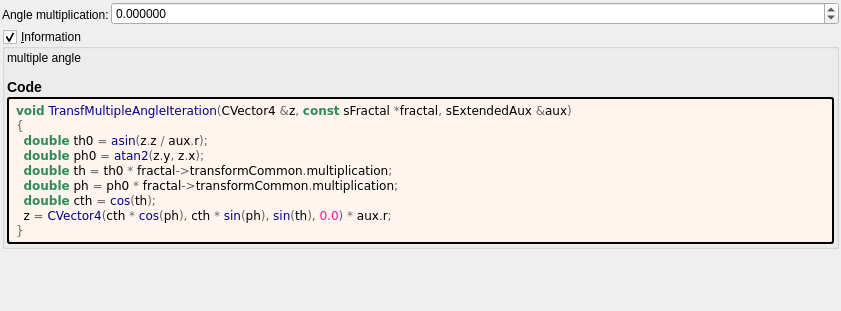
Before: the Qt Designer form mandelbulber2/formula/ui/transf_multiple_angle.ui in buddhi1980/mandelbulber2, drawn with Qt 5.
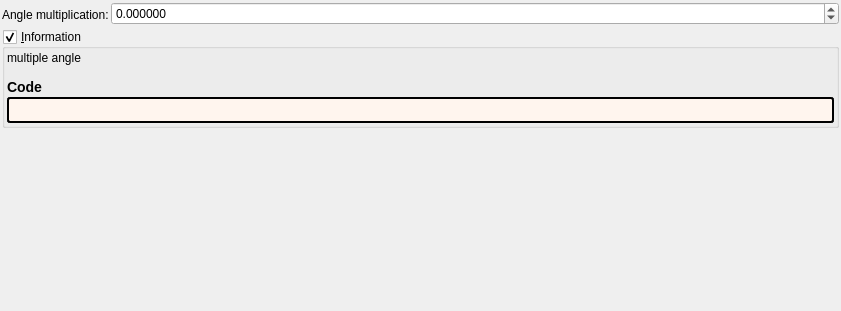
After: the same form once the commit is applied. Custom widgets are drawn as their Qt base class.

Patch:
```diff
--- a/mandelbulber2/formula/ui/transf_multiple_angle.ui
+++ b/mandelbulber2/formula/ui/transf_multiple_angle.ui
@@ -122,18 +122,7 @@
          <string notr="true">border-style: outset; border-width: 2px; border-radius: 3px; border-color: black; background-color: #fff5ee; padding: 4px;</string>
         </property>
         <property name="text">
-         <string notr="true">&lt;body style=&quot;background-color:#fff5ee&quot;&gt;
-&lt;pre style=&quot;color:#000000; background-color:#fff5ee;  font-family:'Courier New',monospace;&quot;&gt;&lt;span style=&quot;color:#2e8b57; font-weight:bold&quot;&gt;void&lt;/span&gt; &lt;span style=&quot;color:#00008f&quot;&gt;TransfMultipleAngleIteration&lt;/span&gt;&lt;span style=&quot;color:#676767&quot;&gt;(&lt;/span&gt;CVector4 &lt;span style=&quot;color:#676767&quot;&gt;&amp;amp;&lt;/span&gt;z&lt;span style=&quot;color:#676767&quot;&gt;,&lt;/span&gt; &lt;span style=&quot;color:#2e8b57; font-weight:bold&quot;&gt;const&lt;/span&gt; sFractal &lt;span style=&quot;color:#676767&quot;&gt;*&lt;/span&gt;fractal&lt;span style=&quot;color:#676767&quot;&gt;,&lt;/span&gt; sExtendedAux &lt;span style=&quot;color:#676767&quot;&gt;&amp;amp;&lt;/span&gt;aux&lt;span style=&quot;color:#676767&quot;&gt;)&lt;/span&gt;
-&lt;span style=&quot;color:#676767&quot;&gt;{&lt;/span&gt;
-  &lt;span style=&quot;color:#2e8b57; font-weight:bold&quot;&gt;double&lt;/span&gt; th0 &lt;span style=&quot;color:#676767&quot;&gt;=&lt;/span&gt; &lt;span style=&quot;color:#00008f&quot;&gt;asin&lt;/span&gt;&lt;span style=&quot;color:#676767&quot;&gt;(&lt;/span&gt;z&lt;span style=&quot;color:#676767&quot;&gt;.&lt;/span&gt;z &lt;span style=&quot;color:#676767&quot;&gt;/&lt;/span&gt; aux&lt;span style=&quot;color:#676767&quot;&gt;.&lt;/span&gt;r&lt;span style=&quot;color:#676767&quot;&gt;);&lt;/span&gt;
-  &lt;span style=&quot;color:#2e8b57; font-weight:bold&quot;&gt;double&lt;/span&gt; ph0 &lt;span style=&quot;color:#676767&quot;&gt;=&lt;/span&gt; &lt;span style=&quot;color:#00008f&quot;&gt;atan2&lt;/span&gt;&lt;span style=&quot;color:#676767&quot;&gt;(&lt;/span&gt;z&lt;span style=&quot;color:#676767&quot;&gt;.&lt;/span&gt;y&lt;span style=&quot;color:#676767&quot;&gt;,&lt;/span&gt; z&lt;span style=&quot;color:#676767&quot;&gt;.&lt;/span&gt;x&lt;span style=&quot;color:#676767&quot;&gt;);&lt;/span&gt;
-  &lt;span style=&quot;color:#2e8b57; font-weight:bold&quot;&gt;double&lt;/span&gt; th &lt;span style=&quot;color:#676767&quot;&gt;=&lt;/span&gt; th0 &lt;span style=&quot;color:#676767&quot;&gt;*&lt;/span&gt; fractal&lt;span style=&quot;color:#676767&quot;&gt;-&amp;gt;&lt;/span&gt;transformCommon&lt;span style=&quot;color:#676767&quot;&gt;.&lt;/span&gt;multiplication&lt;span style=&quot;color:#676767&quot;&gt;;&lt;/span&gt;
-  &lt;span style=&quot;color:#2e8b57; font-weight:bold&quot;&gt;double&lt;/span&gt; ph &lt;span style=&quot;color:#676767&quot;&gt;=&lt;/span&gt; ph0 &lt;span style=&quot;color:#676767&quot;&gt;*&lt;/span&gt; fractal&lt;span style=&quot;color:#676767&quot;&gt;-&amp;gt;&lt;/span&gt;transformCommon&lt;span style=&quot;color:#676767&quot;&gt;.&lt;/span&gt;multiplication&lt;span style=&quot;color:#676767&quot;&gt;;&lt;/span&gt;
-  &lt;span style=&quot;color:#2e8b57; font-weight:bold&quot;&gt;double&lt;/span&gt; cth &lt;span style=&quot;color:#676767&quot;&gt;=&lt;/span&gt; &lt;span style=&quot;color:#00008f&quot;&gt;cos&lt;/span&gt;&lt;span style=&quot;color:#676767&quot;&gt;(&lt;/span&gt;th&lt;span style=&quot;color:#676767&quot;&gt;);&lt;/span&gt;
-  z &lt;span style=&quot;color:#676767&quot;&gt;=&lt;/span&gt; &lt;span style=&quot;color:#00008f&quot;&gt;CVector4&lt;/span&gt;&lt;span style=&quot;color:#676767&quot;&gt;(&lt;/span&gt;cth &lt;span style=&quot;color:#676767&quot;&gt;*&lt;/span&gt; &lt;span style=&quot;color:#00008f&quot;&gt;cos&lt;/span&gt;&lt;span style=&quot;color:#676767&quot;&gt;(&lt;/span&gt;ph&lt;span style=&quot;color:#676767&quot;&gt;),&lt;/span&gt; cth &lt;span style=&quot;color:#676767&quot;&gt;*&lt;/span&gt; &lt;span style=&quot;color:#00008f&quot;&gt;sin&lt;/span&gt;&lt;span style=&quot;color:#676767&quot;&gt;(&lt;/span&gt;ph&lt;span style=&quot;color:#676767&quot;&gt;),&lt;/span&gt; &lt;span style=&quot;color:#00008f&quot;&gt;sin&lt;/span&gt;&lt;span style=&quot;color:#676767&quot;&gt;(&lt;/span&gt;th&lt;span style=&quot;color:#676767&quot;&gt;),&lt;/span&gt; &lt;span style=&quot;color:#ff1493&quot;&gt;0.0&lt;/span&gt;&lt;span style=&quot;color:#676767&quot;&gt;) *&lt;/span&gt; aux&lt;span style=&quot;color:#676767&quot;&gt;.&lt;/span&gt;r&lt;span style=&quot;color:#676767&quot;&gt;;&lt;/span&gt;
-&lt;span style=&quot;color:#676767&quot;&gt;}&lt;/span&gt;
-&lt;/pre&gt;
-&lt;/body&gt;</string>
+         <string notr="true"></string>
         </property>
         <property name="wordWrap">
          <bool>true</bool>
```
